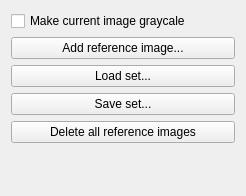
First picture: the form in plugins/tools/defaulttool/referenceimagestool/WdgToolOptions.ui, repository KDE/krita, before the edit.
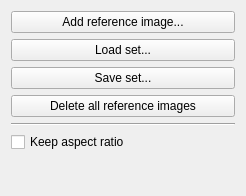
Second picture: the form after the edit. Custom widgets are drawn as their Qt base class.

Commit message: Keep aspect ratio of reference images by default

```diff
--- a/plugins/tools/defaulttool/referenceimagestool/WdgToolOptions.ui
+++ b/plugins/tools/defaulttool/referenceimagestool/WdgToolOptions.ui
@@ -11,13 +11,6 @@
    </rect>
   </property>
   <layout class="QVBoxLayout" name="verticalLayout">
-   <item>
-    <widget class="QCheckBox" name="checkBox">
-     <property name="text">
-      <string>Make current image graycale</string>
-     </property>
-    </widget>
-   </item>
    <item>
     <widget class="QPushButton" name="bnAddReferenceImage">
      <property name="text">
@@ -46,6 +39,20 @@
      </property>
     </widget>
    </item>
+   <item>
+    <widget class="Line" name="line">
+     <property name="orientation">
+      <enum>Qt::Horizontal</enum>
+     </property>
+    </widget>
+   </item>
+   <item>
+    <widget class="QCheckBox" name="chkKeepAspectRatio">
+     <property name="text">
+      <string>Keep aspect ratio</string>
+     </property>
+    </widget>
+   </item>
    <item>
     <widget class="KisShapePropertySlider" name="opacitySlider" native="true"/>
    </item>
```
The commit also changes 7 other files.
